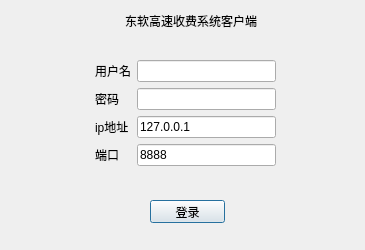
First picture: the form in login.ui, repository jozhn/PClient, before the edit.
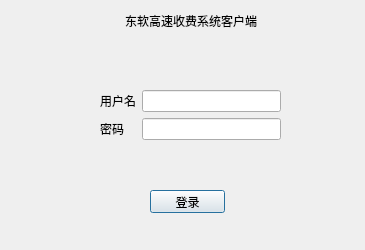
Second picture: the form after the edit.

What changed in the file:
```diff
--- a/login.ui
+++ b/login.ui
@@ -11,7 +11,7 @@
    </rect>
   </property>
   <property name="sizePolicy">
-   <sizepolicy hsizetype="Fixed" vsizetype="Fixed">
+   <sizepolicy hsizetype="Preferred" vsizetype="Preferred">
     <horstretch>0</horstretch>
     <verstretch>0</verstretch>
    </sizepolicy>
@@ -48,7 +48,7 @@
    <property name="geometry">
     <rect>
      <x>150</x>
-     <y>200</y>
+     <y>190</y>
      <width>75</width>
      <height>23</height>
     </rect>
@@ -63,13 +63,16 @@
   <widget class="QWidget" name="formLayoutWidget">
    <property name="geometry">
     <rect>
-     <x>95</x>
-     <y>60</y>
+     <x>100</x>
+     <y>90</y>
      <width>181</width>
-     <height>111</height>
+     <height>61</height>
     </rect>
    </property>
    <layout class="QFormLayout" name="formLayout">
+    <property name="fieldGrowthPolicy">
+     <enum>QFormLayout::AllNonFixedFieldsGrow</enum>
+    </property>
     <item row="1" column="0">
      <widget class="QLabel" name="username">
       <property name="text">
@@ -94,43 +97,15 @@
       </property>
      </widget>
     </item>
-    <item row="3" column="1">
-     <widget class="QLineEdit" name="ipEdit">
-      <property name="text">
-       <string>127.0.0.1</string>
-      </property>
-     </widget>
-    </item>
-    <item row="3" column="0">
-     <widget class="QLabel" name="ip">
-      <property name="text">
-       <string>ip地址</string>
-      </property>
-     </widget>
-    </item>
-    <item row="4" column="1">
-     <widget class="QLineEdit" name="portEdit">
-      <property name="text">
-       <string>8888</string>
-      </property>
-     </widget>
-    </item>
-    <item row="4" column="0">
-     <widget class="QLabel" name="port">
-      <property name="text">
-       <string>端口</string>
-      </property>
-     </widget>
-    </item>
    </layout>
   </widget>
   <widget class="QLabel" name="warning">
    <property name="geometry">
     <rect>
-     <x>150</x>
-     <y>180</y>
-     <width>54</width>
-     <height>12</height>
+     <x>130</x>
+     <y>160</y>
+     <width>121</width>
+     <height>21</height>
     </rect>
    </property>
    <property name="text">
```
Left out of the diff: 6 changed lines with no effect on the pictures.
